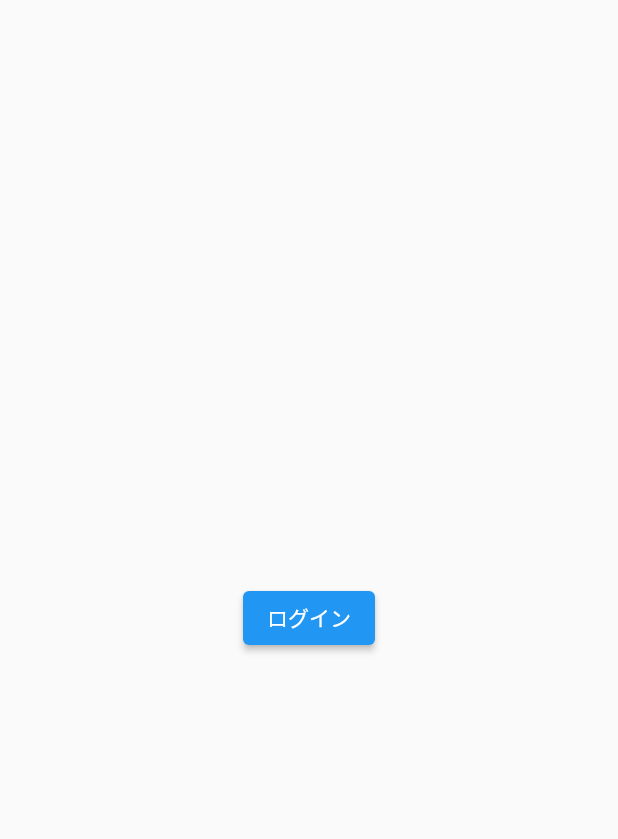
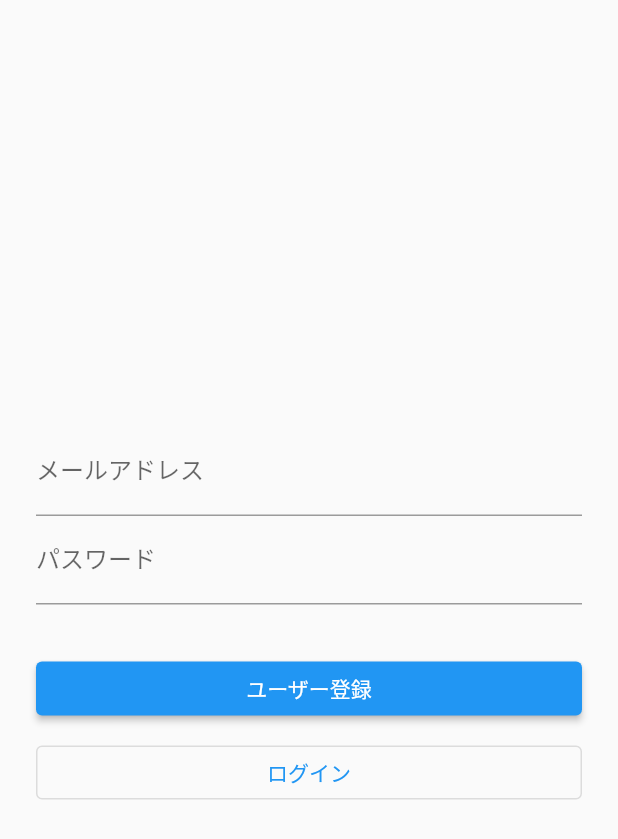
Before and after one commit to sh-kikuchi/fireflutter, a Flutter app: the screen it shows after launch, on a phone screen of 412 x 824 dp. Shown: the top 839 px of the screen. Run offline on Flutter 3.47's test engine with Material 2 defaults, Android fonts, the phone set to English and light mode, and no system bars; our stand-ins replace firebase_auth, firebase_core; accounts and stored records are empty.

```diff
--- a/lib/main.dart
+++ b/lib/main.dart
@@ -1,7 +1,12 @@
+import 'package:firebase_auth/firebase_auth.dart';
+import 'package:firebase_core/firebase_core.dart';
 import 'package:flutter/material.dart';
 
-void main() {
-  // 最初に表示するWidget
+void main() async {
+  //初期化処理
+  WidgetsFlutterBinding.ensureInitialized();
+  await Firebase.initializeApp();
+
   runApp(const ChatApp());
 }
 
@@ -24,28 +29,114 @@ class ChatApp extends StatelessWidget {
 }
 
 // ログイン画面用Widget
-class LoginPage extends StatelessWidget {
+class LoginPage extends StatefulWidget {
   const LoginPage({Key? key}) : super(key: key);
+
+  @override
+  _LoginPageState createState() => _LoginPageState();
+}
+
+class _LoginPageState extends State<LoginPage> {
+  // メッセージ表示用
+  String infoText = '';
+  // 入力したメールアドレス・パスワード
+  String email = '';
+  String password = '';
 
   @override
   Widget build(BuildContext context) {
     return Scaffold(
       body: Center(
+        child: Container(
+          padding: const EdgeInsets.all(24),
           child: Column(
             mainAxisAlignment: MainAxisAlignment.center,
             children: <Widget>[
-            ElevatedButton(
-              child: const Text('ログイン'),
+              // メールアドレス入力
+              TextFormField(
+                decoration: const InputDecoration(labelText: 'メールアドレス'),
+                onChanged: (String value) {
+                  setState(() {
+                    email = value;
+                  });
+                },
+              ),
+              // パスワード入力
+              TextFormField(
+                decoration: const InputDecoration(labelText: 'パスワード'),
+                obscureText: true,
+                onChanged: (String value) {
+                  setState(() {
+                    password = value;
+                  });
+                },
+              ),
+              Container(
+                padding: const EdgeInsets.all(8),
+                // メッセージ表示
+                child: Text(infoText),
+              ),
+              Container(
+                width: double.infinity,
+                // ユーザー登録ボタン
+                child: ElevatedButton(
+                  child: const Text('ユーザー登録'),
                   onPressed: () async {
+                    try {
+                      // メール/パスワードでユーザー登録
+                      final FirebaseAuth auth = FirebaseAuth.instance;
+                      final result = await auth.createUserWithEmailAndPassword(
+                        email: email,
+                        password: password,
+                      );
+                      // ユーザー登録に成功した場合
                       // チャット画面に遷移＋ログイン画面を破棄
                       await Navigator.of(context).pushReplacement(
                         MaterialPageRoute(builder: (context) {
-                    return const ChatPage();
+                          return ChatPage(result.user!);
                         }),
                       );
+                    } catch (e) {
+                      // ユーザー登録に失敗した場合
+                      setState(() {
+                        infoText = "登録に失敗しました：${e.toString()}";
+                      });
+                    }
                   },
-            )
+                ),
+              ),
+              const SizedBox(height: 8),
+              SizedBox(
+                width: double.infinity,
+                // ログイン登録ボタン
+                child: OutlinedButton(
+                  child: const Text('ログイン'),
+                  onPressed: () async {
+                    try {
+                      // メール/パスワードでログイン
+                      final FirebaseAuth auth = FirebaseAuth.instance;
+                      final result = await auth.signInWithEmailAndPassword(
+                        email: email,
+                        password: password,
+                      );
+                      // ログインに成功した場合
+                      // チャット画面に遷移＋ログイン画面を破棄
+                      await Navigator.of(context).pushReplacement(
+                        MaterialPageRoute(builder: (context) {
+                          return ChatPage(result.user!);
+                        }),
+                      );
+                    } catch (e) {
+                      // ログインに失敗した場合
+                      setState(() {
+                        infoText = "ログインに失敗しました：${e.toString()}";
+                      });
+                    }
+                  },
+                ),
+              ),
             ],
+          ),
         ),
       ),
     );
@@ -54,8 +145,10 @@ class LoginPage extends StatelessWidget {
 
 // チャット画面用Widget
 class ChatPage extends StatelessWidget {
-  const ChatPage({Key? key}) : super(key: key);
-
+  // 引数からユーザー情報を受け取れるようにする
+  const ChatPage(this.user);
+  // ユーザー情報
+  final User user;
   @override
   Widget build(BuildContext context) {
     return Scaffold(
@@ -63,17 +156,25 @@ class ChatPage extends StatelessWidget {
         title: const Text('チャット'),
         actions: <Widget>[
           IconButton(
-            icon: const Icon(Icons.close),
+            icon: const Icon(Icons.logout),
             onPressed: () async {
+              // ログアウト処理
+              // 内部で保持しているログイン情報等が初期化される
+              // （現時点ではログアウト時はこの処理を呼び出せばOKと、思うぐらいで大丈夫です）
+              await FirebaseAuth.instance.signOut();
               // ログイン画面に遷移＋チャット画面を破棄
               await Navigator.of(context).pushReplacement(
                 MaterialPageRoute(builder: (context) {
-                  return const LoginPage();
+                  return LoginPage();
                 }),
               );
             },
           ),
         ],
+      ),
+      body: Center(
+        // ユーザー情報を表示
+        child: Text('ログイン情報：${user.email}'),
       ),
       floatingActionButton: FloatingActionButton(
         child: const Icon(Icons.add),
```
Also changed, not shown: 1 other file. Lines whose indentation alone changed are shown as unchanged.
